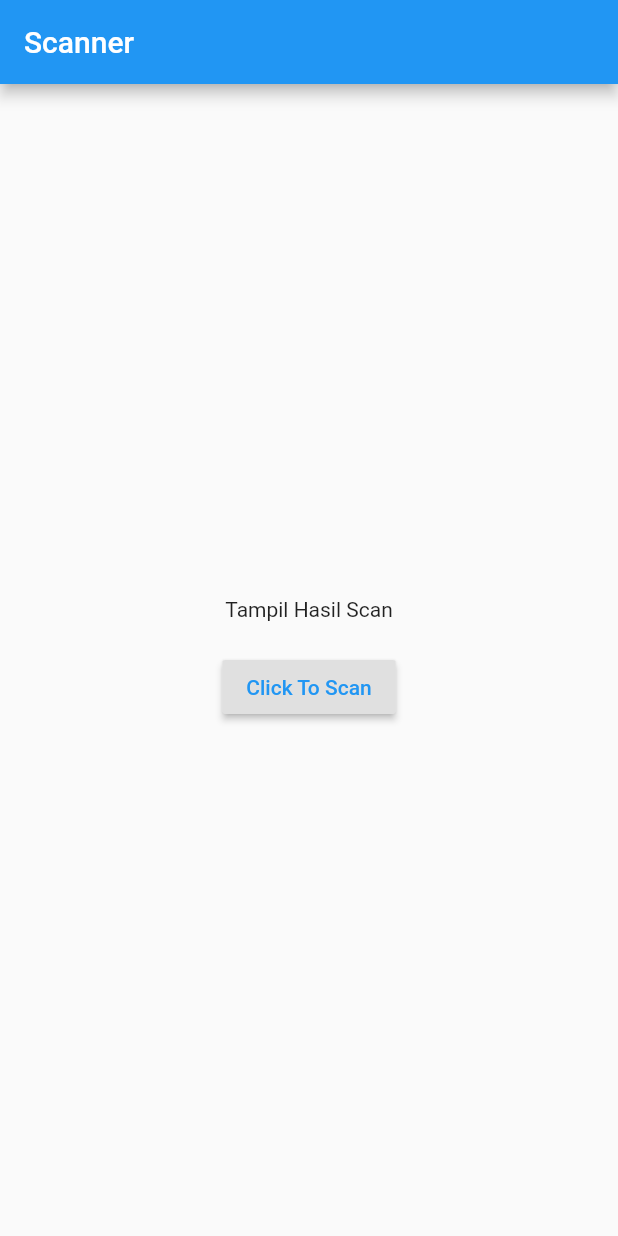
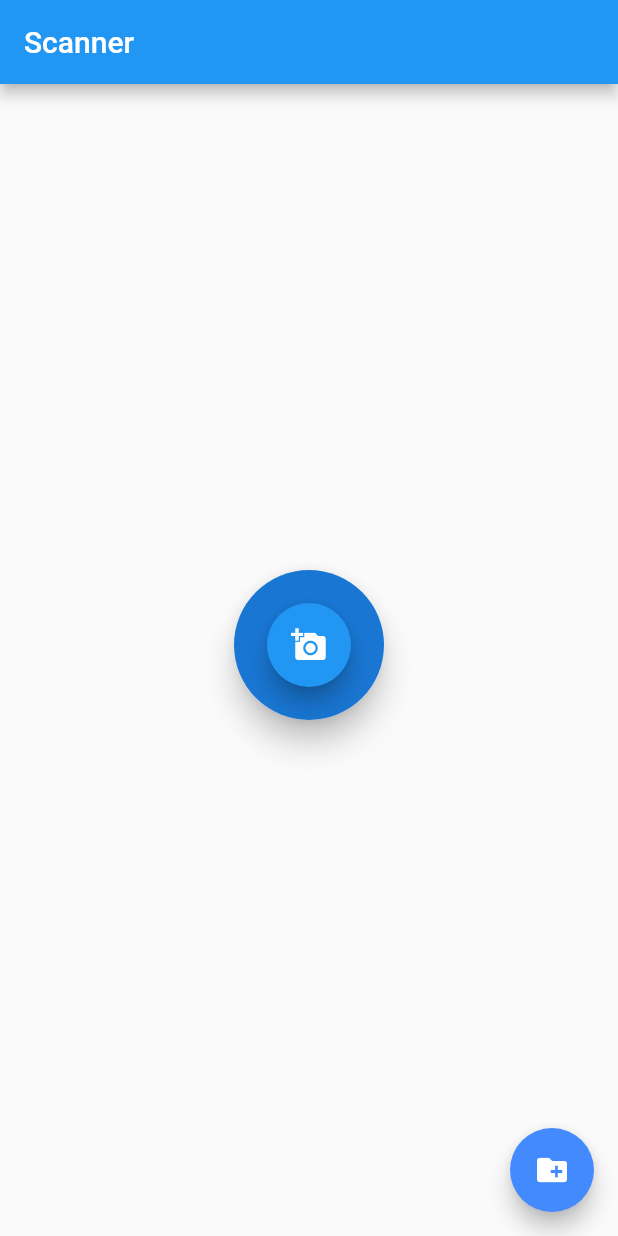
Before and after one commit to riosesac/QRScan, a Flutter app: the screen it shows after launch, on a phone screen of 412 x 824 dp. Run offline on Flutter 3.47's test engine with Material 2 defaults, Android fonts, the phone set to English and light mode, and no system bars; drawn by our look-alikes of avatar_glow; missing offline and left inert: qrscan.

Commit message:
updates scanner

```diff
--- a/lib/main.dart
+++ b/lib/main.dart
@@ -1,6 +1,7 @@
 import 'package:flutter/material.dart';
 import 'package:qrscan/qrscan.dart' as scanner;
 import 'package:url_launcher/url_launcher.dart';
+import 'package:avatar_glow/avatar_glow.dart';
 
 void main() {
   runApp(MyApp());
@@ -65,26 +66,60 @@ class _MyHomePageState extends State<MyHomePage> {
           mainAxisAlignment: MainAxisAlignment.center,
           children: <Widget>[
             scanResult == ''
-                ? Text("Tampil Hasil Scan")
-                : RaisedButton(
-                    child: Text(
-                      'Click To $scanResult',
-                      style: TextStyle(color: Colors.blue),
+                ? AvatarGlow(
+                    glowColor: Colors.blue,
+                    endRadius: 150.0,
+                    duration: Duration(milliseconds: 2000),
+                    repeat: true,
+                    showTwoGlows: true,
+                    repeatPauseDuration: Duration(milliseconds: 100),
+                    child: Material(
+                      elevation: 8.0,
+                      shape: CircleBorder(),
+                      child: CircleAvatar(
+                        backgroundColor: Colors.blue[10],
+                        child: FloatingActionButton(
+                          child: Icon(Icons.add_a_photo),
+                          backgroundColor: Colors.blue[10],
+                          onPressed: scanQRSecond,
+                        ),
+                        radius: 50.0,
+                      ),
                     ),
-                    onPressed: () => launchUrl(scanResult),
+                  )
+                : AvatarGlow(
+                    glowColor: Colors.green,
+                    endRadius: 150.0,
+                    duration: Duration(milliseconds: 2000),
+                    repeat: true,
+                    showTwoGlows: true,
+                    repeatPauseDuration: Duration(milliseconds: 100),
+                    child: Material(
+                      elevation: 8.0,
+                      shape: CircleBorder(),
+                      child: CircleAvatar(
+                        backgroundColor: Colors.greenAccent[100],
+                        child: FloatingActionButton(
+                          child: Icon(Icons.link),
+                          backgroundColor: Colors.greenAccent[100],
+                          onPressed: () => launchUrl(scanResult),
+                        ),
+                        radius: 50.0,
+                      ),
+                    ),
                   ),
             SizedBox(
               height: 20,
             ),
-            RaisedButton(
-              child: Text(
-                'Click To Scan',
-                style: TextStyle(color: Colors.blue),
-              ),
-              onPressed: scanQRSecond,
-            )
           ],
         ),
+      ),
+      floatingActionButton: FloatingActionButton(
+        onPressed: () {
+          // Add your onPressed code here!
+        },
+        child: Icon(Icons.create_new_folder),
+        backgroundColor: Colors.blueAccent,
       ),
     );
   }
--- a/pubspec.yaml
+++ b/pubspec.yaml
@@ -30,6 +30,7 @@ dependencies:
   cupertino_icons: ^0.1.3
   qrscan: ^0.2.17
   url_launcher: ^5.5.0
+  avatar_glow: ^1.2.0
 
 
 dev_dependencies:
```
Also changed, not shown: pubspec.lock.
